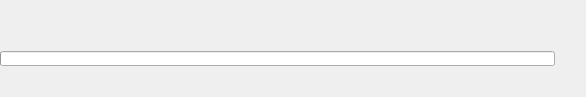
First picture: the form in branches/kde/package-manager/corporate2/ui/progressdialog_v4.ui, repository pars-linux/uludag, before the edit.
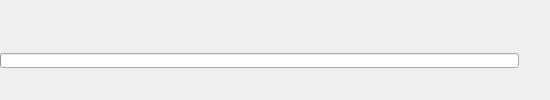
Second picture: the form after the edit.

Patch:
```diff
--- a/branches/kde/package-manager/corporate2/ui/progressdialog_v4.ui
+++ b/branches/kde/package-manager/corporate2/ui/progressdialog_v4.ui
@@ -6,8 +6,8 @@
    <rect>
     <x>0</x>
     <y>0</y>
-    <width>586</width>
-    <height>97</height>
+    <width>550</width>
+    <height>100</height>
    </rect>
   </property>
   <property name="sizePolicy">
@@ -91,6 +91,7 @@
 &lt;td style=&quot;border: none;&quot;&gt;
 &lt;p style=&quot;-qt-paragraph-type:empty; margin-top:0px; margin-bottom:0px; margin-left:0px; margin-right:0px; -qt-block-indent:0; text-indent:0px;&quot;&gt;&lt;/p&gt;
 &lt;p style=&quot;-qt-paragraph-type:empty; margin-top:0px; margin-bottom:0px; margin-left:0px; margin-right:0px; -qt-block-indent:0; text-indent:0px;&quot;&gt;&lt;/p&gt;
+&lt;p style=&quot;-qt-paragraph-type:empty; margin-top:0px; margin-bottom:0px; margin-left:0px; margin-right:0px; -qt-block-indent:0; text-indent:0px;&quot;&gt;&lt;/p&gt;
 &lt;p style=&quot;-qt-paragraph-type:empty; margin-top:0px; margin-bottom:0px; margin-left:0px; margin-right:0px; -qt-block-indent:0; text-indent:0px; font-family:'Droid Sans'; font-size:9pt; font-weight:400;&quot;&gt;&lt;/p&gt;&lt;/td&gt;&lt;/tr&gt;&lt;/table&gt;&lt;/body&gt;&lt;/html&gt;</string>
           </property>
           <property name="textInteractionFlags">
@@ -142,6 +143,7 @@
 &lt;td style=&quot;border: none;&quot;&gt;
 &lt;p style=&quot;-qt-paragraph-type:empty; margin-top:0px; margin-bottom:0px; margin-left:0px; margin-right:0px; -qt-block-indent:0; text-indent:0px;&quot;&gt;&lt;/p&gt;
 &lt;p style=&quot;-qt-paragraph-type:empty; margin-top:0px; margin-bottom:0px; margin-left:0px; margin-right:0px; -qt-block-indent:0; text-indent:0px;&quot;&gt;&lt;/p&gt;
+&lt;p style=&quot;-qt-paragraph-type:empty; margin-top:0px; margin-bottom:0px; margin-left:0px; margin-right:0px; -qt-block-indent:0; text-indent:0px;&quot;&gt;&lt;/p&gt;
 &lt;p style=&quot;-qt-paragraph-type:empty; margin-top:0px; margin-bottom:0px; margin-left:0px; margin-right:0px; -qt-block-indent:0; text-indent:0px; font-family:'Droid Sans';&quot;&gt;&lt;/p&gt;&lt;/td&gt;&lt;/tr&gt;&lt;/table&gt;&lt;/body&gt;&lt;/html&gt;</string>
             </property>
            </widget>
@@ -202,6 +204,7 @@
 &lt;td style=&quot;border: none;&quot;&gt;
 &lt;p style=&quot;-qt-paragraph-type:empty; margin-top:0px; margin-bottom:0px; margin-left:0px; margin-right:0px; -qt-block-indent:0; text-indent:0px;&quot;&gt;&lt;/p&gt;
 &lt;p style=&quot;-qt-paragraph-type:empty; margin-top:0px; margin-bottom:0px; margin-left:0px; margin-right:0px; -qt-block-indent:0; text-indent:0px;&quot;&gt;&lt;/p&gt;
+&lt;p style=&quot;-qt-paragraph-type:empty; margin-top:0px; margin-bottom:0px; margin-left:0px; margin-right:0px; -qt-block-indent:0; text-indent:0px;&quot;&gt;&lt;/p&gt;
 &lt;p style=&quot;-qt-paragraph-type:empty; margin-top:0px; margin-bottom:0px; margin-left:0px; margin-right:0px; -qt-block-indent:0; text-indent:0px; font-family:'Droid Sans';&quot;&gt;&lt;/p&gt;&lt;/td&gt;&lt;/tr&gt;&lt;/table&gt;&lt;/body&gt;&lt;/html&gt;</string>
         </property>
         <property name="textInteractionFlags">
@@ -342,6 +345,7 @@
 &lt;td style=&quot;border: none;&quot;&gt;
 &lt;p style=&quot;-qt-paragraph-type:empty; margin-top:0px; margin-bottom:0px; margin-left:0px; margin-right:0px; -qt-block-indent:0; text-indent:0px;&quot;&gt;&lt;/p&gt;
 &lt;p style=&quot;-qt-paragraph-type:empty; margin-top:0px; margin-bottom:0px; margin-left:0px; margin-right:0px; -qt-block-indent:0; text-indent:0px;&quot;&gt;&lt;/p&gt;
+&lt;p style=&quot;-qt-paragraph-type:empty; margin-top:0px; margin-bottom:0px; margin-left:0px; margin-right:0px; -qt-block-indent:0; text-indent:0px;&quot;&gt;&lt;/p&gt;
 &lt;p style=&quot;-qt-paragraph-type:empty; margin-top:0px; margin-bottom:0px; margin-left:0px; margin-right:0px; -qt-block-indent:0; text-indent:0px; font-family:'Droid Sans';&quot;&gt;&lt;/p&gt;&lt;/td&gt;&lt;/tr&gt;&lt;/table&gt;&lt;/body&gt;&lt;/html&gt;</string>
           </property>
           <property name="textInteractionFlags">
@@ -404,6 +408,7 @@
 &lt;td style=&quot;border: none;&quot;&gt;
 &lt;p style=&quot;-qt-paragraph-type:empty; margin-top:0px; margin-bottom:0px; margin-left:0px; margin-right:0px; -qt-block-indent:0; text-indent:0px;&quot;&gt;&lt;/p&gt;
 &lt;p style=&quot;-qt-paragraph-type:empty; margin-top:0px; margin-bottom:0px; margin-left:0px; margin-right:0px; -qt-block-indent:0; text-indent:0px;&quot;&gt;&lt;/p&gt;
+&lt;p style=&quot;-qt-paragraph-type:empty; margin-top:0px; margin-bottom:0px; margin-left:0px; margin-right:0px; -qt-block-indent:0; text-indent:0px;&quot;&gt;&lt;/p&gt;
 &lt;p style=&quot;-qt-paragraph-type:empty; margin-top:0px; margin-bottom:0px; margin-left:0px; margin-right:0px; -qt-block-indent:0; text-indent:0px; font-family:'Droid Sans';&quot;&gt;&lt;/p&gt;&lt;/td&gt;&lt;/tr&gt;&lt;/table&gt;&lt;/body&gt;&lt;/html&gt;</string>
           </property>
           <property name="acceptRichText">
```
